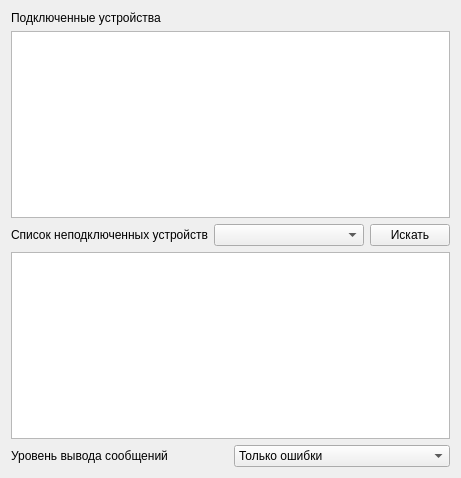
Old version of the form DeviceManagerIzluchatel/devicemanagerizluchatelui.ui in the repository reinerwaldmann/RS232SimpleConsole.
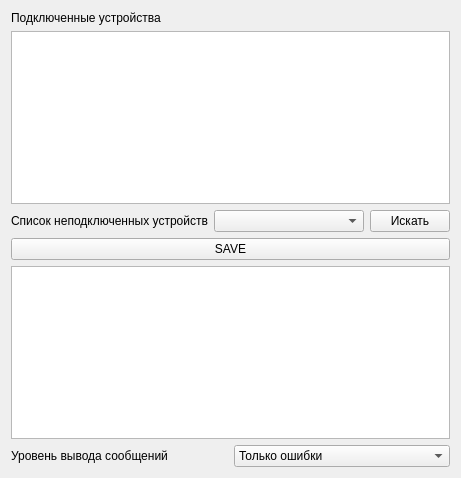
New version of the form.

```diff
--- a/DeviceManagerIzluchatel/devicemanagerizluchatelui.ui
+++ b/DeviceManagerIzluchatel/devicemanagerizluchatelui.ui
@@ -52,6 +52,13 @@
      </item>
     </layout>
    </item>
+   <item>
+    <widget class="QPushButton" name="searchDevice_2">
+     <property name="text">
+      <string>SAVE</string>
+     </property>
+    </widget>
+   </item>
    <item>
     <widget class="QTextEdit" name="console"/>
    </item>
```
